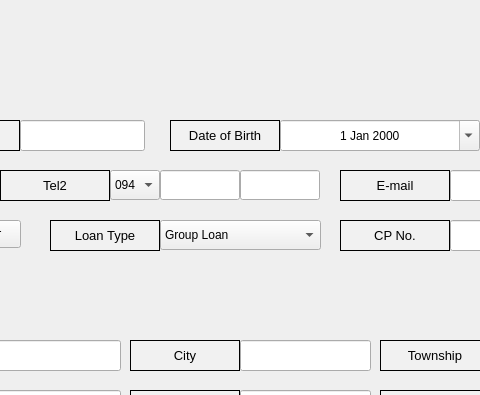
Above: app/src/pages/registration/customer.ui from DY-Microfinance-Customer-Management/dymf-algorithm before the change; both pictures show x 510 to 990 and y 0 to 395 of the 1404 by 762 pixel window. Below: the same form after it.
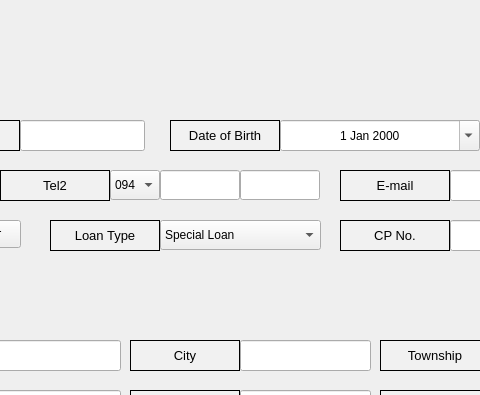
That is the form after the change.

```diff
--- a/app/src/pages/registration/customer.ui
+++ b/app/src/pages/registration/customer.ui
@@ -1666,7 +1666,7 @@
     </property>
     <item>
      <property name="text">
-      <string>Group Loan</string>
+      <string>Special Loan</string>
      </property>
     </item>
     <item>
```
Left out of the diff: 2 changed lines with no effect on the pictures.
